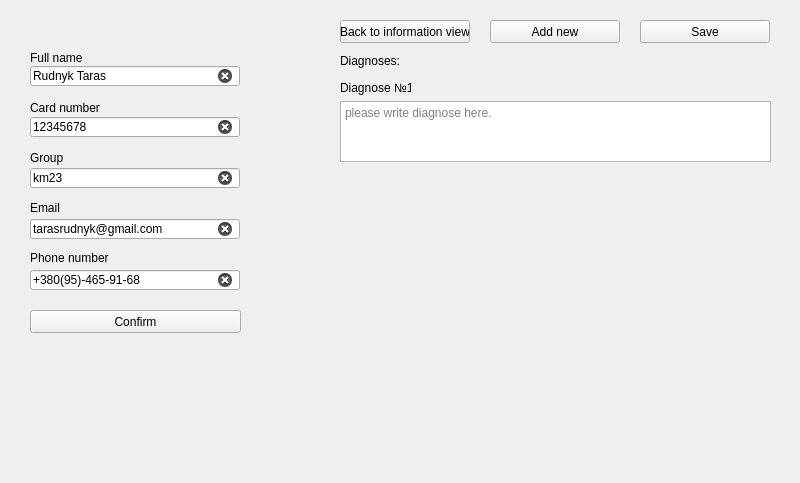
Before: the Qt Designer form ui/admin3.ui in TarasRudnyk/Students_health_records, drawn with Qt 5.
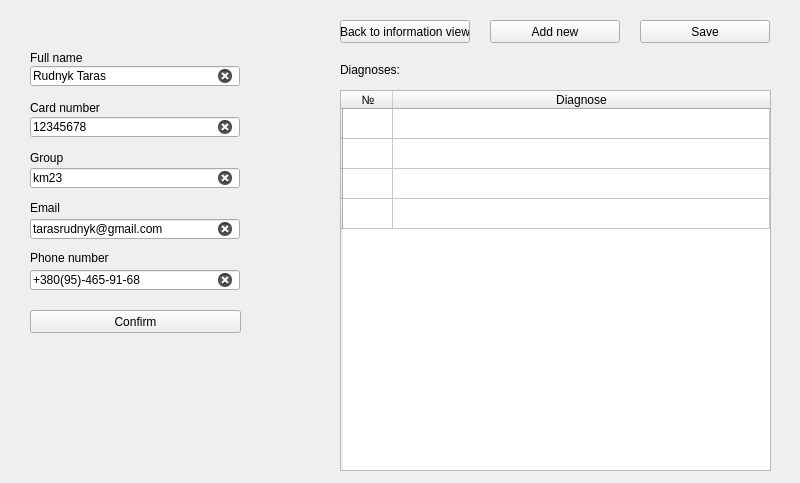
After: the same form once the commit is applied. Icons and pictures are not drawn.

```diff
--- a/ui/admin3.ui
+++ b/ui/admin3.ui
@@ -42,19 +42,6 @@
     <string>Save</string>
    </property>
   </widget>
-  <widget class="QLabel" name="diagnose_label">
-   <property name="geometry">
-    <rect>
-     <x>340</x>
-     <y>40</y>
-     <width>61</width>
-     <height>41</height>
-    </rect>
-   </property>
-   <property name="text">
-    <string>Diagnoses:</string>
-   </property>
-  </widget>
   <widget class="QPushButton" name="add_new_button">
    <property name="geometry">
     <rect>
@@ -68,19 +55,6 @@
     <string>Add new</string>
    </property>
   </widget>
-  <widget class="QTextEdit" name="diagnose_textEdit">
-   <property name="geometry">
-    <rect>
-     <x>340</x>
-     <y>101</y>
-     <width>431</width>
-     <height>61</height>
-    </rect>
-   </property>
-   <property name="placeholderText">
-    <string>please write diagnose here.</string>
-   </property>
-  </widget>
   <widget class="QLabel" name="name_error">
    <property name="geometry">
     <rect>
@@ -359,17 +333,72 @@
     <string>Confirm</string>
    </property>
   </widget>
-  <widget class="QLabel" name="diagnose_1_label">
+  <widget class="QTableWidget" name="tableWidget">
    <property name="geometry">
     <rect>
      <x>340</x>
-     <y>80</y>
-     <width>71</width>
-     <height>16</height>
+     <y>90</y>
+     <width>431</width>
+     <height>381</height>
+    </rect>
+   </property>
+   <property name="sortingEnabled">
+    <bool>true</bool>
+   </property>
+   <attribute name="horizontalHeaderDefaultSectionSize">
+    <number>50</number>
+   </attribute>
+   <attribute name="horizontalHeaderMinimumSectionSize">
+    <number>38</number>
+   </attribute>
+   <attribute name="horizontalHeaderStretchLastSection">
+    <bool>true</bool>
+   </attribute>
+   <attribute name="verticalHeaderDefaultSectionSize">
+    <number>30</number>
+   </attribute>
+   <row>
+    <property name="text">
+     <string/>
+    </property>
+   </row>
+   <row>
+    <property name="text">
+     <string/>
+    </property>
+   </row>
+   <row>
+    <property name="text">
+     <string/>
+    </property>
+   </row>
+   <row>
+    <property name="text">
+     <string/>
+    </property>
+   </row>
+   <column>
+    <property name="text">
+     <string>№</string>
+    </property>
+   </column>
+   <column>
+    <property name="text">
+     <string>Diagnose</string>
+    </property>
+   </column>
+  </widget>
+  <widget class="QLabel" name="label">
+   <property name="geometry">
+    <rect>
+     <x>340</x>
+     <y>60</y>
+     <width>101</width>
+     <height>20</height>
     </rect>
    </property>
    <property name="text">
-    <string>Diagnose №1:</string>
+    <string>&lt;html&gt;&lt;head/&gt;&lt;body&gt;&lt;p&gt;&lt;span style=&quot; font-size:9pt;&quot;&gt;Diagnoses:&lt;/span&gt;&lt;/p&gt;&lt;/body&gt;&lt;/html&gt;</string>
    </property>
   </widget>
  </widget>
```
